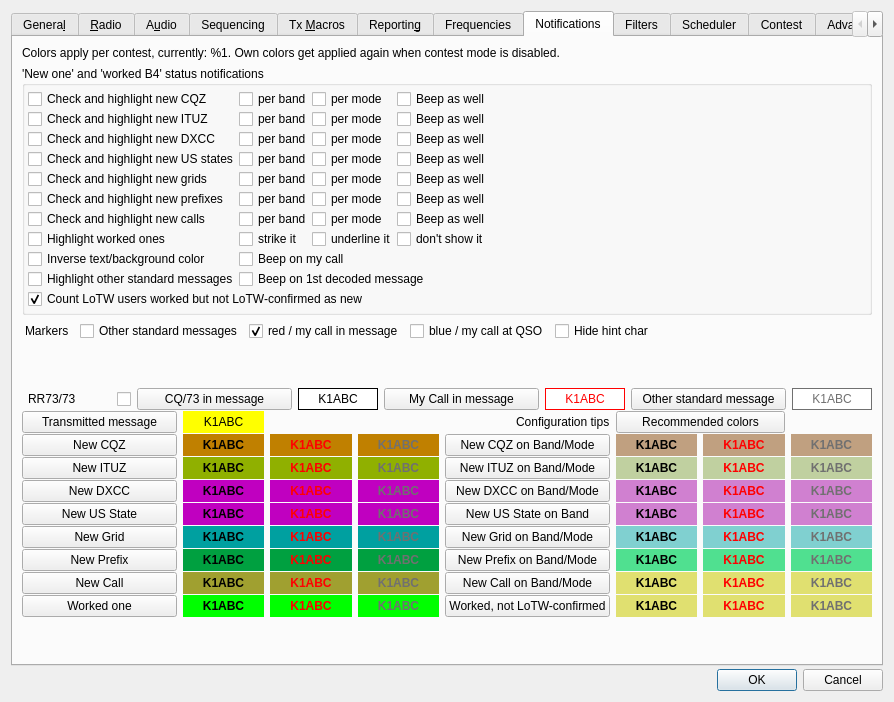
Qt form Configuration.ui (ce3tsk/jtdx_contest) before a commit.
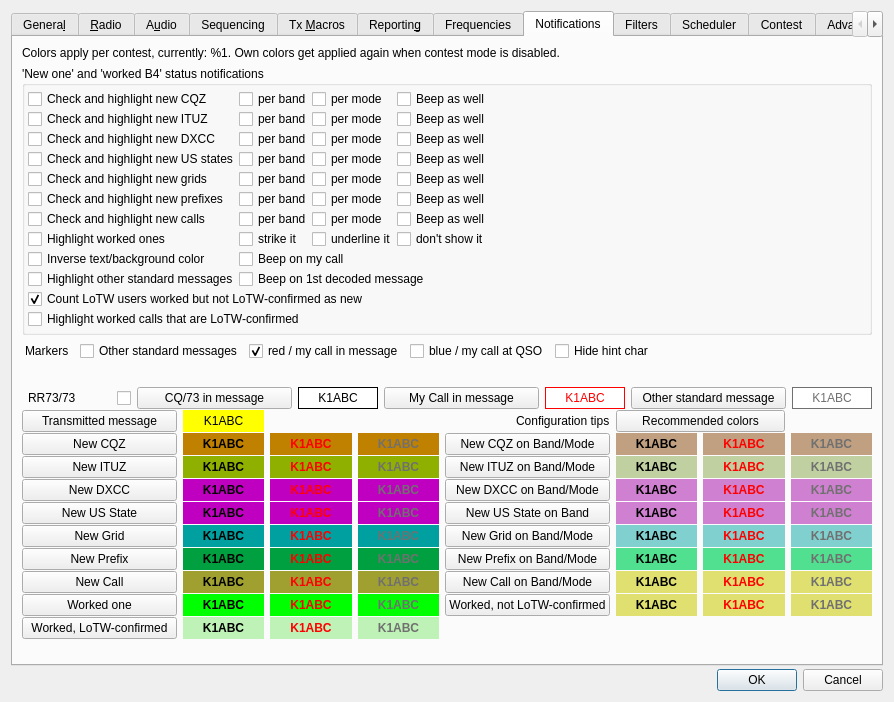
The same form after that commit. The open tabs and pages were chosen to show the change.

Commit message: Option to highlight worked calls that are LoTW-confirmed in every notification tier that is on (Settings > Notifications, off by default, its own colour, lowest of the colours, never in a contest), the decode tooltip saying so, and the QSOs counted as confirmed for now kept apart from the real LoTW confirmations; 4 strings in 20 languages

```diff
--- a/Configuration.ui
+++ b/Configuration.ui
@@ -3996,6 +3996,16 @@
                 </property>
                </widget>
               </item>
+              <item row="11" column="0" colspan="4">
+               <widget class="QCheckBox" name="highlight_confirmed_check_box">
+                <property name="toolTip">
+                 <string>With LoTW confirmations downloaded from Club Log or QRZ.com, a decode worked in every tier above that is on, and LoTW-confirmed in each of them with the band and mode those tiers count, is shown in its own color. A new tier keeps its own color, and the auto sequencer is not affected. Not in a contest.</string>
+                </property>
+                <property name="text">
+                 <string>Highlight worked calls that are LoTW-confirmed</string>
+                </property>
+               </widget>
+              </item>
               <item row="9" column="4">
                <spacer name="horizontalSpacer_7">
                 <property name="orientation">
@@ -5504,6 +5514,76 @@
                </property>
               </widget>
              </item>
+             <item row="10" column="0">
+              <widget class="QPushButton" name="pbConfirmed">
+               <property name="minimumSize">
+                <size>
+                 <width>155</width>
+                 <height>0</height>
+                </size>
+               </property>
+               <property name="text">
+                <string>Worked, LoTW-confirmed</string>
+               </property>
+              </widget>
+             </item>
+             <item row="10" column="1">
+              <widget class="QLabel" name="labConfirmed">
+               <property name="minimumSize">
+                <size>
+                 <width>80</width>
+                 <height>18</height>
+                </size>
+               </property>
+               <property name="styleSheet">
+                <string notr="true">QLabel{font-weight: bold;background-color: #bff2b6}</string>
+               </property>
+               <property name="text">
+                <string>K1ABC</string>
+               </property>
+               <property name="alignment">
+                <set>Qt::AlignCenter</set>
+               </property>
+              </widget>
+             </item>
+             <item row="10" column="2">
+              <widget class="QLabel" name="labMcConfirmed">
+               <property name="minimumSize">
+                <size>
+                 <width>80</width>
+                 <height>18</height>
+                </size>
+               </property>
+               <property name="styleSheet">
+                <string notr="true">QLabel{font-weight: bold;background-color: #bff2b6;color: #ff0000}</string>
+               </property>
+               <property name="text">
+                <string>K1ABC</string>
+               </property>
+               <property name="alignment">
+                <set>Qt::AlignCenter</set>
+               </property>
+              </widget>
+             </item>
+             <item row="10" column="3">
+              <widget class="QLabel" name="labScConfirmed">
+               <property name="minimumSize">
+                <size>
+                 <width>80</width>
+                 <height>18</height>
+                </size>
+               </property>
+               <property name="styleSheet">
+                <string notr="true">QLabel{font-weight: bold;background-color: #bff2b6;color: #707070}</string>
+               </property>
+               <property name="text">
+                <string>K1ABC</string>
+               </property>
+               <property name="alignment">
+                <set>Qt::AlignCenter</set>
+               </property>
+              </widget>
+             </item>
             </layout>
            </item>
            <item>
```
The commit also changes 29 other files.
